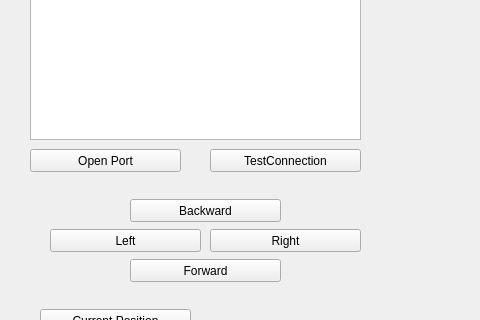
The window that OnStage/Serial.ui (FreeRangeLobster/TheKraken) describes before a commit, drawn with Qt 5; both pictures show x 0 to 480 and y 341 to 661 of the 1101 by 800 pixel window.
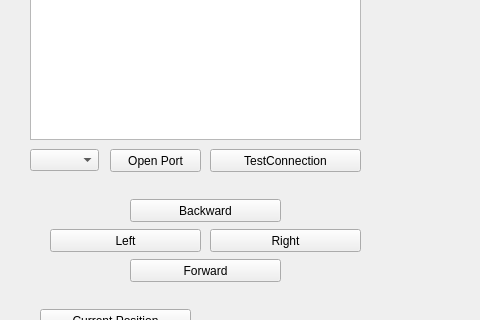
The same window after the commit.

Commit message: list serial ports

```diff
--- a/OnStage/Serial.ui
+++ b/OnStage/Serial.ui
@@ -262,9 +262,9 @@
   <widget class="QPushButton" name="cmdOpenPort">
    <property name="geometry">
     <rect>
-     <x>30</x>
+     <x>110</x>
      <y>490</y>
-     <width>151</width>
+     <width>91</width>
      <height>23</height>
     </rect>
    </property>
@@ -285,6 +285,16 @@
     <string>Current Position</string>
    </property>
   </widget>
+  <widget class="QComboBox" name="cBoxPortList">
+   <property name="geometry">
+    <rect>
+     <x>30</x>
+     <y>490</y>
+     <width>69</width>
+     <height>22</height>
+    </rect>
+   </property>
+  </widget>
  </widget>
  <resources/>
  <connections/>
```
The commit also changes 33 other files.
